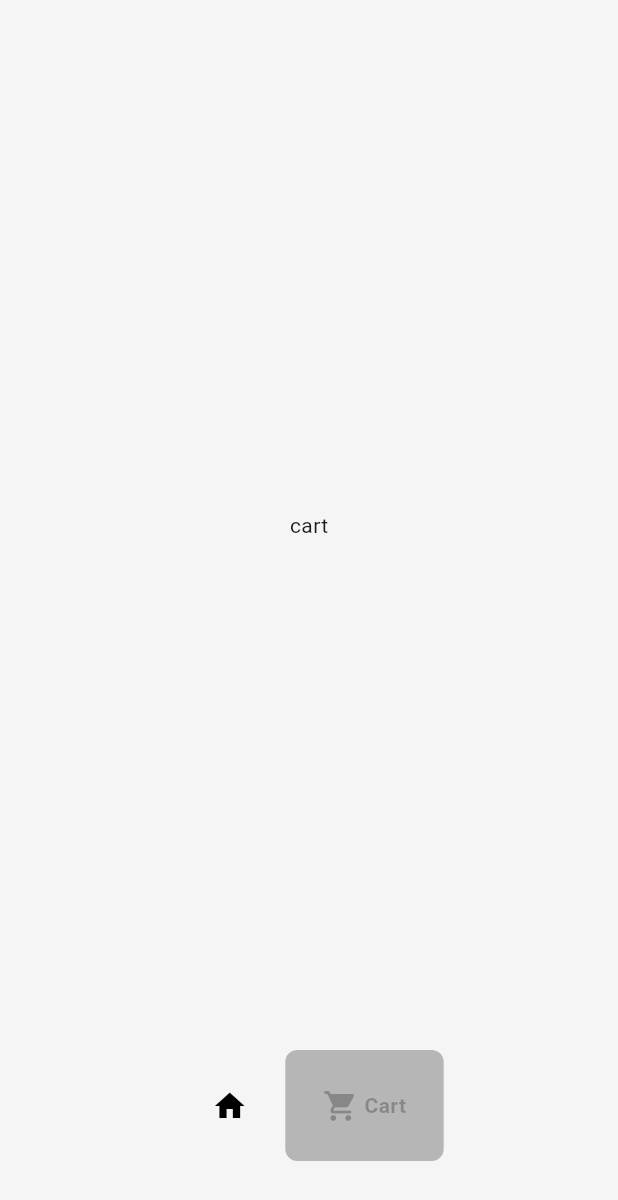
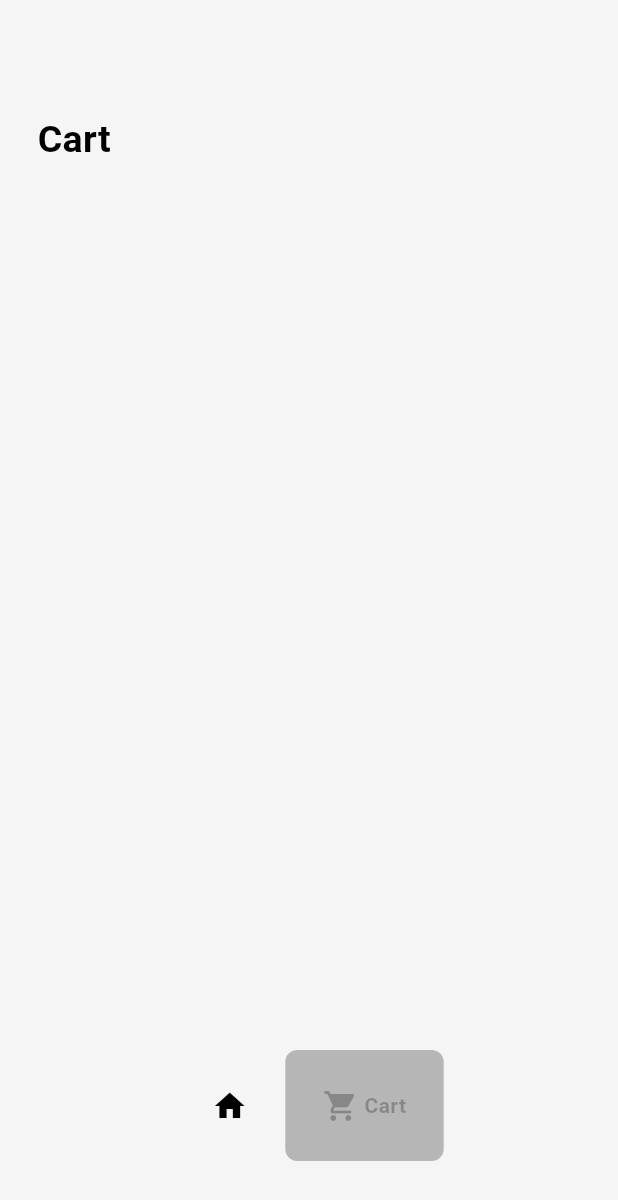
Before and after one commit to Frost3057/E-COMMERCE-FLUT, a Flutter app: the HomePage screen opened by its route, item 2 of the bottom bar chosen, on a phone screen of 412 x 824 dp. Shown: the top 1200 px of the screen. Run offline on Flutter 3.47's test engine with Material 3 defaults, Android fonts, the phone set to English and light mode, and no system bars; drawn by our look-alikes of google_nav_bar.

Commit message:
4 Commit

```diff
--- /dev/null
+++ b/lib/DATA/ShoeModel.dart
@@ -0,0 +1,31 @@
+import 'package:ecommerce_app/DATA/Shoe.dart';
+import 'package:flutter/cupertino.dart';
+
+class ShoeModel extends ChangeNotifier{
+  List<Shoe> shop = [
+    Shoe("Air Force 3 Low x Nigo", 14995.0, 'lib/Images/shoe1.webp'),
+    Shoe("Spiridon x Fragment", 15995.00, 'lib/Images/shoe2.webp'),
+    Shoe("Dunk Low Retro", 8295.00, 'lib/Images/shoe3.png'),
+    Shoe("Tiempo Legend 10", 7495.00, 'lib/Images/shoe4.png')
+  ];
+
+  List<Shoe> cart = [];
+
+  List<Shoe> getShop(){
+    return shop;
+  }
+
+  List<Shoe> getCart(){
+    return cart;
+  }
+
+  void addToCart(Shoe shoe){
+    cart.add(shoe);
+    notifyListeners();
+  }
+
+  void removeFromCart(Shoe shoe){
+    cart.remove(shoe);
+    notifyListeners();
+  }
+}
--- a/lib/PAGES/HomePage.dart
+++ b/lib/PAGES/HomePage.dart
@@ -1,7 +1,6 @@
 import 'package:ecommerce_app/COMPONENTS/navBar.dart';
 import 'package:ecommerce_app/PAGES/cart.dart';
 import 'package:ecommerce_app/PAGES/home.dart';
-import 'package:flutter/cupertino.dart';
 import 'package:flutter/material.dart';
 
 class HomePage extends StatefulWidget{
--- a/lib/PAGES/cart.dart
+++ b/lib/PAGES/cart.dart
@@ -1,4 +1,9 @@
+import 'package:ecommerce_app/COMPONENTS/CartTile.dart';
+import 'package:ecommerce_app/DATA/Shoe.dart';
+import 'package:ecommerce_app/DATA/ShoeModel.dart';
 import 'package:flutter/cupertino.dart';
+import 'package:flutter/material.dart';
+import 'package:provider/provider.dart';
 
 class Cart extends StatefulWidget{
   Cart({super.key});
@@ -7,11 +12,31 @@ class Cart extends StatefulWidget{
 }
 
 class _cart extends State<Cart>{
+  void deleteItem(Shoe shoe){
+    Provider.of<ShoeModel>(context,listen: false).removeFromCart(shoe);
+  }
   @override
   Widget build(BuildContext context) {
-   return Center(
-     child: Text("cart"),
-   );
+   return Consumer<ShoeModel>(builder: (context,value,child){
+     return Scaffold(
+       backgroundColor: Colors.grey[100],
+        body: Column(
+          crossAxisAlignment:CrossAxisAlignment.start,children: [
+            SizedBox(height: 75,),
+          Padding(
+            padding: const EdgeInsets.only(left: 25.0),
+            child: Text("Cart",style: TextStyle(color: Colors.black,fontSize: 25,fontWeight: FontWeight.bold),),
+          )
+          ,Expanded(child: ListView.builder(itemBuilder: (context,index){
+            Shoe shoe = value.getCart()[index];
+            return CartTile(shoe: shoe, onTap: () {
+              deleteItem(shoe);
+            },);
+          },itemCount: value.getCart().length,)),
+
+        ],),
+     );
+   });
   }
 
 }
--- a/lib/PAGES/intro.dart
+++ b/lib/PAGES/intro.dart
@@ -4,7 +4,7 @@ import 'package:flutter/material.dart';
 import 'HomePage.dart';
 
 class intro extends StatelessWidget{
-  intro({super.key});
+  const intro({super.key});
 
   @override
   Widget build(BuildContext context) {
--- a/pubspec.yaml
+++ b/pubspec.yaml
@@ -30,6 +30,7 @@ environment:
 dependencies:
   flutter:
     sdk: flutter
+  provider:
 
   # The following adds the Cupertino Icons font to your application.
   # Use with the CupertinoIcons class for iOS style icons.
```
Also changed, not shown: lib/COMPONENTS/CartTile.dart (added, +27 -0 lines), lib/COMPONENTS/ShoeTile.dart (+5 -4 lines), lib/PAGES/home.dart (+15 -5 lines), lib/main.dart (+9 -6 lines), lib/Images/shoe2.webp (added), lib/Images/shoe3.png (added), lib/Images/shoe4.png (added), pubspec.lock.
